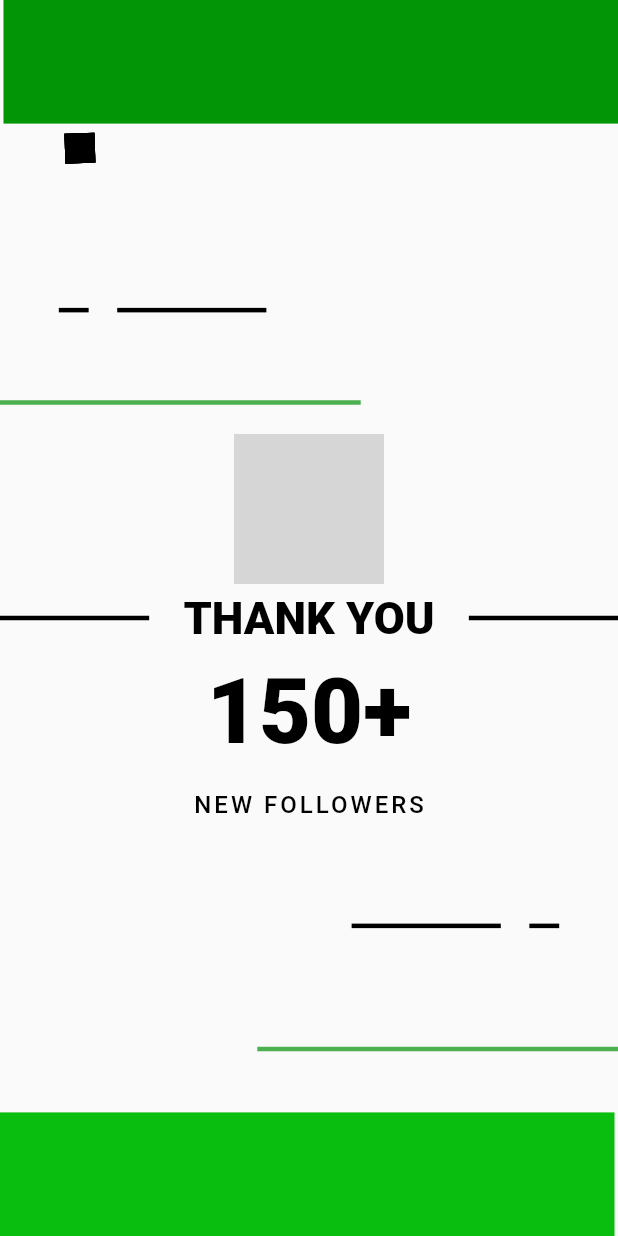
After one commit to dwikresno/everythingishere, a Flutter app: the Thanks150 screen opened directly, on a phone screen of 412 x 824 dp. The commit adds this screen. Run offline on Flutter 3.47's test engine with Material 2 defaults, Android fonts, the phone set to English and light mode, and no system bars; our stand-ins replace carousel_slider, just_audio, sliding_up_panel, unicons; missing offline and left inert: audio_session, dart:ffi, flutter_emoji, flutter_joystick, just_audio_web; network calls fail; Roboto replaces fonts that are missing (Hind); grey boxes are pictures that could not be loaded.

Commit message:
feat : animation thanks 150

```diff
--- a/lib/ui/menu.dart
+++ b/lib/ui/menu.dart
@@ -20,6 +20,7 @@ import 'package:all_is_here/ui/piano.dart';
 import 'package:all_is_here/ui/pokemon.dart';
 import 'package:all_is_here/ui/selected_variant.dart';
 import 'package:all_is_here/ui/snake.dart';
+import 'package:all_is_here/ui/thanks_150.dart';
 import 'package:all_is_here/ui/tiktok_like.dart';
 import 'package:all_is_here/ui/tokopedia.dart';
 import 'package:all_is_here/ui/whatsapp.dart';
@@ -62,7 +63,8 @@ class _MenuState extends State<Menu> {
     "Instagram Topic",
     "Love Alarm",
     "Navbar Gojek",
-    "IG Flip PP"
+    "IG Flip PP",
+    "Thanks 500"
   ];
   TextEditingController searchController = TextEditingController();
 
@@ -223,6 +225,9 @@ class _MenuState extends State<Menu> {
       case 24:
         className = IGFlip();
         break;
+      case 25:
+        className = Thanks150();
+        break;
       default:
         // do something else
         break;
--- /dev/null
+++ b/lib/ui/thanks_150.dart
@@ -0,0 +1,274 @@
+import 'dart:async';
+import 'dart:math';
+
+import 'package:flutter/material.dart';
+import 'package:flutter/services.dart';
+
+class Thanks150 extends StatefulWidget {
+  const Thanks150({super.key});
+
+  @override
+  State<Thanks150> createState() => _Thanks150State();
+}
+
+class _Thanks150State extends State<Thanks150> {
+  double valueAnimation = 0.0;
+  List listBox = [];
+
+  @override
+  void initState() {
+    // TODO: implement initState
+    super.initState();
+    loopBox();
+    Future.delayed(
+      Duration(milliseconds: 1000),
+      () {
+        setState(() {
+          valueAnimation = 1.0;
+        });
+      },
+    );
+  }
+
+  loopBox() {
+    List.generate(10, (index) {
+      var randomX = Random().nextDouble() * (1 - (-1)) + (-1);
+      var randomY = Random().nextDouble() * (1 - (-1)) + (-1);
+      setState(() {
+        listBox.add(
+            {"x": randomX, "y": randomY, "size": index.isOdd ? 20.0 : 10.0});
+      });
+    }).toList();
+  }
+
+  @override
+  Widget build(BuildContext context) {
+    return Scaffold(
+      extendBodyBehindAppBar: true,
+      appBar: AppBar(
+        automaticallyImplyLeading: false,
+        elevation: 0,
+        backgroundColor: Colors.transparent,
+        systemOverlayStyle: SystemUiOverlayStyle(
+          systemNavigationBarColor: Colors.black, // navigation bar color
+          statusBarIconBrightness: valueAnimation == 1
+              ? Brightness.light
+              : Brightness.dark, // status bar icons' color
+          systemNavigationBarIconBrightness:
+              Brightness.dark, //navigation bar icons' color
+          statusBarColor: Colors.transparent,
+        ),
+      ),
+      body: Stack(
+        children: [
+          Align(
+            alignment: Alignment.topRight,
+            child: AnimatedContainer(
+              duration: Duration(seconds: 1),
+              curve: Curves.fastOutSlowIn,
+              width: MediaQuery.of(context).size.width * valueAnimation,
+              height: MediaQuery.of(context).size.width / 5,
+              color: Color(0xFF029607),
+              onEnd: () {
+                Future.delayed(
+                  Duration(milliseconds: 500),
+                  () {
+                    setState(() {
+                      valueAnimation = valueAnimation == 0 ? 1 : 0;
+                    });
+                  },
+                );
+              },
+            ),
+          ),
+          Align(
+            alignment: Alignment.bottomLeft,
+            child: AnimatedContainer(
+              duration: Duration(seconds: 1),
+              curve: Curves.fastOutSlowIn,
+              width: MediaQuery.of(context).size.width * valueAnimation,
+              height: MediaQuery.of(context).size.width / 5,
+              color: Color(0xFF09BE0F),
+            ),
+          ),
+          Align(
+            alignment: Alignment(-0.5, -0.5),
+            child: AnimatedContainer(
+              duration: Duration(seconds: 1),
+              curve: Curves.fastOutSlowIn,
+              width: 100 * valueAnimation,
+              height: 3,
+              color: Colors.black,
+            ),
+          ),
+          Align(
+            alignment: Alignment(-0.8, -0.5),
+            child: AnimatedContainer(
+              duration: Duration(seconds: 1),
+              curve: Curves.fastOutSlowIn,
+              width: 20 * valueAnimation,
+              height: 3,
+              color: Colors.black,
+            ),
+          ),
+          Align(
+            alignment: Alignment(-1.2, -0.35),
+            child: AnimatedContainer(
+              duration: Duration(seconds: 1),
+              curve: Curves.fastOutSlowIn,
+              width: MediaQuery.of(context).size.width / 1.6 * valueAnimation,
+              height: 3,
+              color: Colors.green,
+            ),
+          ),
+          Align(
+            alignment: Alignment(0.5, 0.5),
+            child: AnimatedContainer(
+              duration: Duration(seconds: 1),
+              curve: Curves.fastOutSlowIn,
+              width: 100 * valueAnimation,
+              height: 3,
+              color: Colors.black,
+            ),
+          ),
+          Align(
+            alignment: Alignment(0.8, 0.5),
+            child: AnimatedContainer(
+              duration: Duration(seconds: 1),
+              curve: Curves.fastOutSlowIn,
+              width: 20 * valueAnimation,
+              height: 3,
+              color: Colors.black,
+            ),
+          ),
+          Align(
+            alignment: Alignment(1.2, 0.7),
+            child: AnimatedContainer(
+              duration: Duration(seconds: 1),
+              curve: Curves.fastOutSlowIn,
+              width: MediaQuery.of(context).size.width / 1.6 * valueAnimation,
+              height: 3,
+              color: Colors.green,
+            ),
+          ),
+          Align(
+            alignment: Alignment(0, -0.2),
+            child: AnimatedOpacity(
+              opacity: valueAnimation,
+              duration: Duration(seconds: 1),
+              curve: Curves.fastOutSlowIn,
+              child: Container(
+                width: 100,
+                height: 100,
+                child: Image.network(
+                  "https://cdn.buymeacoffee.com/uploads/profile_pictures/2022/10/7R7M4hlaZqAeKb1h.png@300w_0e.webp",
+                ),
+              ),
+            ),
+          ),
+          Align(
+            alignment: Alignment.center,
+            child: AnimatedContainer(
+              duration: Duration(seconds: 1),
+              curve: Curves.fastOutSlowIn,
+              width: MediaQuery.of(context).size.width * valueAnimation,
+              child: Center(
+                child: Text(
+                  "THANK YOU",
+                  style: TextStyle(
+                    // color: Colors.amber,
+                    fontSize: 30,
+                    fontWeight: FontWeight.w900,
+                  ),
+                  maxLines: 1,
+                ),
+              ),
+            ),
+          ),
+          Align(
+            alignment: Alignment(-1, 0.0),
+            child: AnimatedContainer(
+              duration: Duration(seconds: 1),
+              curve: Curves.fastOutSlowIn,
+              width: 100 * valueAnimation,
+              height: 3,
+              color: Colors.black,
+            ),
+          ),
+          Align(
+            alignment: Alignment(1, 0.0),
+            child: AnimatedContainer(
+              duration: Duration(seconds: 1),
+              curve: Curves.fastOutSlowIn,
+              width: 100 * valueAnimation,
+              height: 3,
+              color: Colors.black,
+            ),
+          ),
+          for (var tempWidget in listBox)
+            Align(
+              alignment: Alignment(tempWidget['x'], tempWidget['y']),
+              child: AnimatedOpacity(
+                opacity: valueAnimation,
+                duration: Duration(seconds: 1),
+                curve: Curves.fastOutSlowIn,
+                child: AnimatedRotation(
+                  duration: Duration(seconds: 1),
+                  curve: Curves.fastOutSlowIn,
+                  turns: valueAnimation,
+                  child: Container(
+                    width: tempWidget['size'],
+                    height: tempWidget['size'],
+                    color: Colors.black,
+                  ),
+                ),
+              ),
+            ),
+          Align(
+            alignment: Alignment(0, 0.20),
+            child: AnimatedContainer(
+              duration: Duration(seconds: 1),
+              curve: Curves.fastOutSlowIn,
+              height: 200 * valueAnimation,
+              child: Center(
+                child: Text(
+                  "150+",
+                  style: TextStyle(
+                    // color: Colors.amber,
+                    fontSize: 60,
+                    fontWeight: FontWeight.w900,
+                  ),
+                  maxLines: 1,
+                ),
+              ),
+            ),
+          ),
+          Align(
+            alignment: Alignment(0, 0.40),
+            child: AnimatedOpacity(
+              opacity: valueAnimation,
+              duration: Duration(seconds: 1),
+              curve: Curves.fastOutSlowIn,
+              child: Container(
+                width: MediaQuery.of(context).size.width,
+                height: 200,
+                child: Center(
+                  child: Text(
+                    "NEW FOLLOWERS",
+                    style: TextStyle(
+                      // color: Colors.amber,
+                      fontSize: 16,
+                      fontWeight: FontWeight.w500,
+                      letterSpacing: 2,
+                    ),
+                    maxLines: 1,
+                  ),
+                ),
+              ),
+            ),
+          )
+        ],
+      ),
+    );
+  }
+}
```
